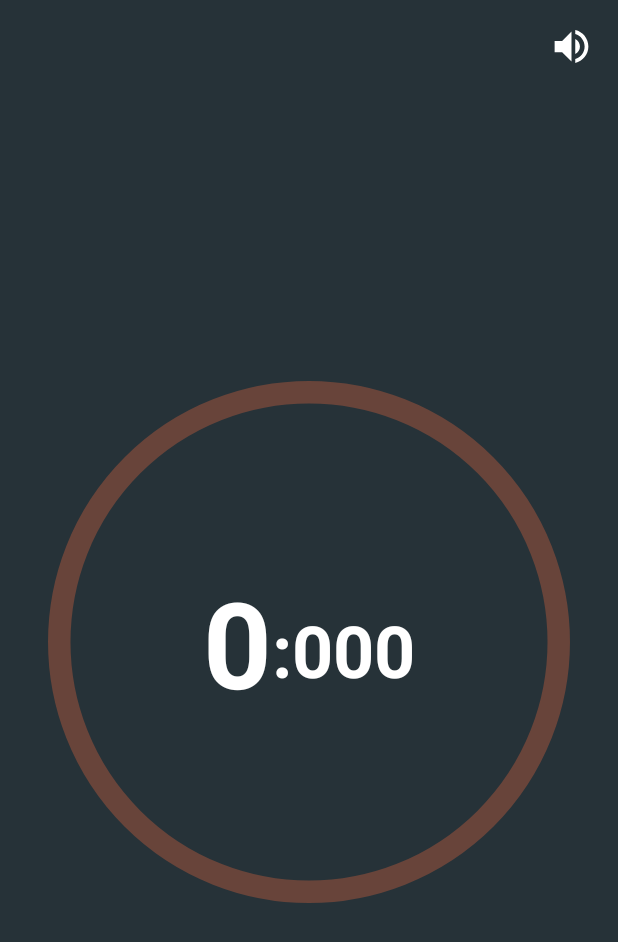
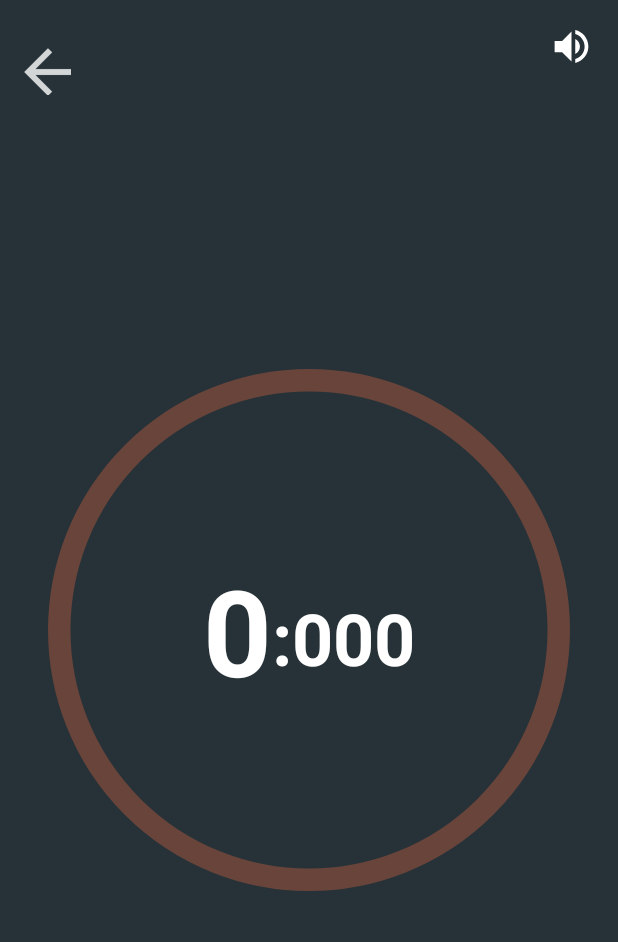
Before and after one commit to MadonnasPlays/TimeFrenzy_Android, an Android app: the screen it shows after launch (MainActivity), after a tap on an icon or button, on a phone screen of 412 x 824 dp. Shown: the top 942 px of the screen. Run offline under Robolectric (Android 15) with nearby library versions, the phone set to English and light mode, and no system bars; our stand-ins replace Room's generated code; libraries missing offline, so code that uses them is left out: android.arch.persistence; 1 statement that could not run was skipped; 1 other tap on this screen came first.

Commit message:
Back button added

```diff
--- a/app/src/main/java/com/avoupavou/timefrenzy/MainActivity.java
+++ b/app/src/main/java/com/avoupavou/timefrenzy/MainActivity.java
@@ -17,7 +17,8 @@ import com.avoupavou.timefrenzy.levels.LevelFragment;
 import com.avoupavou.timefrenzy.levels.LevelSelectFragment;
 import com.avoupavou.timefrenzy.menu.WelcomeFragment;
 
-public class MainActivity extends AppCompatActivity implements WelcomeFragment.OnWelcomeFragmentInteractionListener, LevelSelectFragment.OnLevelSelectFragmentInteractionListener {
+public class MainActivity extends AppCompatActivity implements WelcomeFragment.OnWelcomeFragmentInteractionListener,
+        LevelSelectFragment.OnLevelSelectFragmentInteractionListener, LevelFragment.OnLevelFragmentInteractionListener{
 
 
     private static final String LOG_TAG = "MAIN_ACTIVITY";
@@ -183,4 +184,9 @@ public class MainActivity extends AppCompatActivity implements WelcomeFragment.O
         //Commit the transaction
         transaction.commit();
     }
+
+    @Override
+    public void backButtonPressed() {
+        onBackPressed();
+    }
 }
--- a/app/src/main/java/com/avoupavou/timefrenzy/levels/LevelFragment.java
+++ b/app/src/main/java/com/avoupavou/timefrenzy/levels/LevelFragment.java
@@ -3,7 +3,6 @@ package com.avoupavou.timefrenzy.levels;
 import android.annotation.SuppressLint;
 import android.content.Context;
 import android.media.MediaPlayer;
-import android.net.Uri;
 import android.os.Bundle;
 import android.app.Fragment;
 import android.os.Handler;
@@ -13,17 +12,14 @@ import android.view.LayoutInflater;
 import android.view.MotionEvent;
 import android.view.View;
 import android.view.ViewGroup;
-import android.widget.ProgressBar;
+import android.widget.ImageButton;
 import android.widget.TextView;
 import android.widget.Toast;
 
 import com.avoupavou.timefrenzy.CircleProgressBar;
 import com.avoupavou.timefrenzy.CountingTask;
 import com.avoupavou.timefrenzy.R;
-import com.google.gson.Gson;
 
-import java.io.Console;
-import java.io.Serializable;
 import java.util.Locale;
 import java.util.Timer;
 
@@ -46,7 +42,7 @@ public class LevelFragment extends Fragment {
     private static int STOPPED_STATE = 2;
 
 
-    private OnFragmentInteractionListener mListener;
+    private OnLevelFragmentInteractionListener mListener;
     private TextView mTimerTextView;
     private TextView mTimerMillisTextView;
     private MediaPlayer mClickAudio;
@@ -59,6 +55,7 @@ public class LevelFragment extends Fragment {
     private Handler mLevelCounterHandler;
     private TextView mLevelTitle;
     private final String LOG_TAG = "LevelFragment";
+    private ImageButton mBackButton;
 
     public LevelFragment() {
         // Required empty public constructor
@@ -107,6 +104,7 @@ public class LevelFragment extends Fragment {
         };
     }
 
+    @SuppressLint("ClickableViewAccessibility")
     @Override
     public View onCreateView(LayoutInflater inflater, ViewGroup container,
                              Bundle savedInstanceState) {
@@ -115,7 +113,17 @@ public class LevelFragment extends Fragment {
         mTimerTextView = view.findViewById(R.id.text_level_timer_seconds);
         mTimerMillisTextView = view.findViewById(R.id.text_level_timer_millis);
         mLevelTitle = view.findViewById(R.id.text_level_tittle);
+        mBackButton = view.findViewById(R.id.button_level_back);
 
+        mBackButton.setOnTouchListener(new View.OnTouchListener() {
+            @Override
+            public boolean onTouch(View view, MotionEvent motionEvent) {
+                if (motionEvent.getAction() == MotionEvent.ACTION_DOWN) {
+                    mListener.backButtonPressed();
+                }
+                return true;
+            }
+        });
         mProgressBar = view.findViewById(R.id.progressBar_level);
 
         mLevelTitle.setText(mLevel.getName());
@@ -161,12 +169,12 @@ public class LevelFragment extends Fragment {
     @Override
     public void onAttach(Context context) {
         super.onAttach(context);
-//        if (context instanceof OnFragmentInteractionListener) {
-//            mListener = (OnFragmentInteractionListener) context;
-//        } else {
-//            throw new RuntimeException(context.toString()
-//                    + " must implement OnFragmentInteractionListener");
-//        }
+        if (context instanceof OnLevelFragmentInteractionListener) {
+            mListener = (OnLevelFragmentInteractionListener) context;
+        } else {
+            throw new RuntimeException(context.toString()
+                    + " must implement OnFragmentInteractionListener");
+        }
     }
 
     @Override
@@ -213,7 +221,6 @@ public class LevelFragment extends Fragment {
 
 
 
-
     /**
      * This interface must be implemented by activities that contain this
      * fragment to allow an interaction in this fragment to be communicated
@@ -224,6 +231,7 @@ public class LevelFragment extends Fragment {
      * "http://developer.android.com/training/basics/fragments/communicating.html"
      * >Communicating with Other Fragments</a> for more information.
      */
-    public interface OnFragmentInteractionListener {
+    public interface OnLevelFragmentInteractionListener {
+        public void backButtonPressed();
     }
 }
--- a/app/src/main/res/layout/activity_main.xml
+++ b/app/src/main/res/layout/activity_main.xml
@@ -26,7 +26,7 @@
         android:id="@+id/fragment_container"
         android:layout_width="match_parent"
         android:layout_height="match_parent"
-        android:layout_marginTop="32dp"
+        android:layout_marginTop="16dp"
         app:layout_constraintBottom_toBottomOf="parent"
         app:layout_constraintEnd_toEndOf="parent"
         app:layout_constraintStart_toStartOf="parent"
--- a/app/src/main/res/layout/fragment_level.xml
+++ b/app/src/main/res/layout/fragment_level.xml
@@ -5,9 +5,26 @@
     android:id="@+id/constraint_level"
     android:layout_width="match_parent"
     android:layout_height="match_parent"
-    app:layout_behavior="@string/appbar_scrolling_view_behavior"
     android:background="@color/colorBackground"
-    >
+    app:layout_behavior="@string/appbar_scrolling_view_behavior">
+
+    <ImageButton
+        android:id="@+id/button_level_back"
+        android:layout_width="wrap_content"
+        android:layout_height="0dp"
+        android:layout_marginBottom="8dp"
+        android:layout_marginEnd="8dp"
+        android:layout_marginStart="16dp"
+        android:layout_marginTop="8dp"
+        android:adjustViewBounds="true"
+        android:background="#00000000"
+        android:src="@drawable/ic_action_back"
+        app:layout_constraintBottom_toBottomOf="@+id/text_level_tittle"
+        app:layout_constraintEnd_toStartOf="@+id/text_level_tittle"
+        app:layout_constraintHorizontal_bias="0.0"
+        app:layout_constraintStart_toStartOf="parent"
+        app:layout_constraintTop_toTopOf="@+id/text_level_tittle"
+        app:srcCompat="@drawable/ic_action_back" />
 
     <TextView
         android:id="@+id/text_level_tittle"
@@ -18,7 +35,7 @@
         android:layout_marginTop="8dp"
         android:textAlignment="center"
         android:textColor="@color/textColor"
-        android:textSize="30sp"
+        android:textSize="35sp"
         android:textStyle="bold"
         app:layout_constraintEnd_toEndOf="parent"
         app:layout_constraintStart_toStartOf="parent"
@@ -78,6 +95,7 @@
         app:layout_constraintHorizontal_chainStyle="packed"
         app:layout_constraintStart_toEndOf="@+id/text_level_semicolon"
         app:layout_constraintTop_toTopOf="@+id/text_level_timer_seconds" />
+
     <com.avoupavou.timefrenzy.CircleProgressBar
         android:id="@+id/progressBar_level"
         android:layout_width="0dp"
@@ -86,14 +104,14 @@
         android:layout_marginEnd="32dp"
         android:layout_marginStart="32dp"
         android:layout_marginTop="8dp"
-        app:progressbarColor="@color/colorAccent"
         app:layout_constraintBottom_toBottomOf="parent"
         app:layout_constraintEnd_toEndOf="parent"
         app:layout_constraintStart_toStartOf="parent"
         app:layout_constraintTop_toTopOf="parent"
-        app:progress="0"
         app:max="998"
         app:min="0"
-        app:progressBarThickness="15dp" />
+        app:progress="0"
+        app:progressBarThickness="15dp"
+        app:progressbarColor="@color/colorAccent" />
 
 </android.support.constraint.ConstraintLayout>
```
Also changed, not shown: app/src/main/res/layout/fragment_level_select.xml (+35 -6 lines), app/src/main/res/drawable-hdpi/ic_action_back.png (added), app/src/main/res/drawable-mdpi/ic_action_back.png (added), app/src/main/res/drawable-xhdpi/ic_action_back.png (added), app/src/main/res/drawable-xxhdpi/ic_action_back.png (added).
